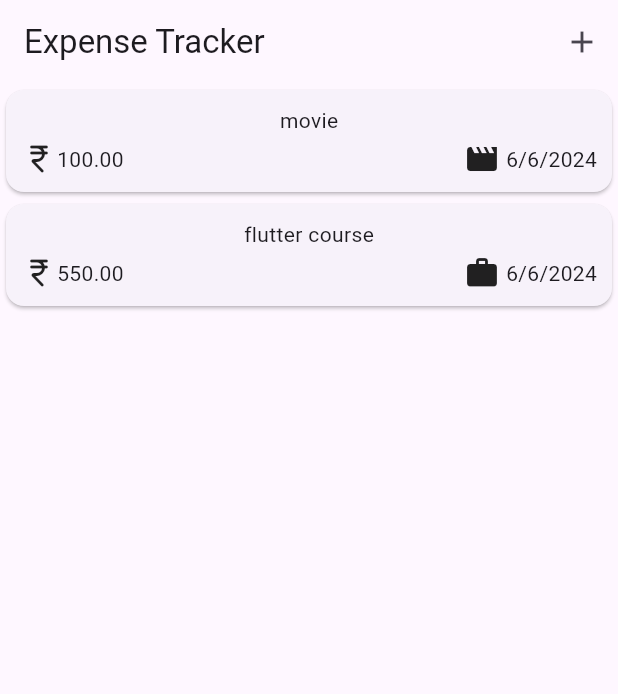
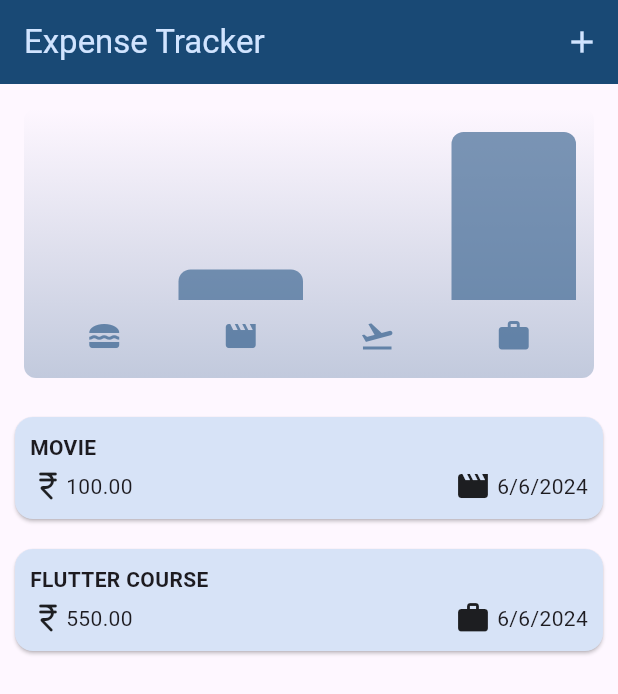
Before and after one commit to anish12053/Expense_Tracker, a Flutter app: the screen it shows after launch, on a phone screen of 412 x 824 dp. Shown: the top 694 px of the screen. Run offline on Flutter 3.47's test engine with Material 3 defaults, Android fonts, the phone set to English and light mode, and no system bars.

Commit message:
chat added

```diff
--- a/lib/main.dart
+++ b/lib/main.dart
@@ -1,11 +1,24 @@
 import 'package:expense_tracker/screens/expense_page.dart';
 import 'package:flutter/material.dart';
 
+var kColorScheme = ColorScheme.fromSeed(seedColor: Colors.blue);
+
 void main() {
   runApp(
-    const MaterialApp(
+    MaterialApp(
       debugShowCheckedModeBanner: false,
-      home: ExpensePage(),
+      theme: ThemeData().copyWith(
+        colorScheme: kColorScheme,
+        appBarTheme: const AppBarTheme().copyWith(
+          backgroundColor: kColorScheme.onPrimaryContainer,
+          foregroundColor: kColorScheme.primaryContainer,
+        ),
+        cardTheme: const CardTheme().copyWith(
+          color: kColorScheme.secondaryContainer,
+          margin: const EdgeInsets.all(10),
+        )
+      ),
+      home: const ExpensePage(),
     ),
   );
 }
--- a/lib/model/expense_model.dart
+++ b/lib/model/expense_model.dart
@@ -4,19 +4,23 @@ import 'package:uuid/uuid.dart';
 
 const uuid = Uuid();
 
-enum Category {food,work,travel,leisure}
+enum Category { food, work, travel, leisure }
 
 final formatter = DateFormat.yMd();
 
 const categoryIcon = {
-  Category.food : Icons.lunch_dining,
-  Category.travel : Icons.flight_takeoff,
-  Category.work : Icons.work,
-  Category.leisure : Icons.movie,
+  Category.food: Icons.lunch_dining,
+  Category.travel: Icons.flight_takeoff,
+  Category.work: Icons.work,
+  Category.leisure: Icons.movie,
 };
 
 class Expense {
-  Expense({required this.amount, required this.date, required this.title,required this.category})
+  Expense(
+      {required this.amount,
+      required this.date,
+      required this.title,
+      required this.category})
       : id = uuid.v4();
 
   final String title;
@@ -28,5 +32,21 @@ class Expense {
   String get formattedDate {
     return formatter.format(date);
   }
+}
 
+class ExpenseBucket {
+  ExpenseBucket({required this.category, required this.expenses});
+  ExpenseBucket.forCategory(List<Expense> allexpenses, {required this.category})
+      : expenses = allexpenses
+            .where((expense) => expense.category == category)
+            .toList();
+  final Category category;
+  final List<Expense> expenses;
+  double get totalExpenses {
+    double sum = 0;
+    for (final expense in expenses) {
+      sum += expense.amount;
+    }
+    return sum;
+  }
 }
--- a/lib/screens/expense_page.dart
+++ b/lib/screens/expense_page.dart
@@ -1,6 +1,7 @@
 import 'package:expense_tracker/data/expense_data.dart';
 import 'package:expense_tracker/model/expense_model.dart';
 import 'package:expense_tracker/widgets/add_expense.dart';
+import 'package:expense_tracker/widgets/chart/chart.dart';
 import 'package:expense_tracker/widgets/expense_list.dart';
 import 'package:flutter/material.dart';
 
@@ -83,6 +84,7 @@ class _ExpensePage extends State<ExpensePage> {
       ),
       body: Column(
         children: [
+          Chart(expenses: addedExpense),
           Expanded(child: activeScreen),
         ],
       ),
--- /dev/null
+++ b/lib/widgets/chart/chart.dart
@@ -0,0 +1,95 @@
+import 'package:expense_tracker/model/expense_model.dart';
+import 'package:expense_tracker/widgets/chart/chart_bar.dart';
+import 'package:flutter/material.dart';
+
+
+class Chart extends StatelessWidget {
+  const Chart({super.key, required this.expenses});
+
+  final List<Expense> expenses;
+
+  List<ExpenseBucket> get buckets {
+    return [
+      ExpenseBucket.forCategory(expenses,category:  Category.food),
+      ExpenseBucket.forCategory(expenses,category:  Category.leisure),
+      ExpenseBucket.forCategory(expenses,category:  Category.travel),
+      ExpenseBucket.forCategory(expenses,category:  Category.work),
+    ];
+  }
+
+  double get maxTotalExpense {
+    double maxTotalExpense = 0;
+
+    for (final bucket in buckets) {
+      if (bucket.totalExpenses > maxTotalExpense) {
+        maxTotalExpense = bucket.totalExpenses;
+      }
+    }
+
+    return maxTotalExpense;
+  }
+
+  @override
+  Widget build(BuildContext context) {
+    final isDarkMode =
+        MediaQuery.of(context).platformBrightness == Brightness.dark;
+    return Container(
+      margin: const EdgeInsets.all(16),
+      padding: const EdgeInsets.symmetric(
+        vertical: 16,
+        horizontal: 8,
+      ),
+      width: double.infinity,
+      height: 180,
+      decoration: BoxDecoration(
+        borderRadius: BorderRadius.circular(8),
+        gradient: LinearGradient(
+          colors: [
+            Theme.of(context).colorScheme.primary.withOpacity(0.3),
+            Theme.of(context).colorScheme.primary.withOpacity(0.0)
+          ],
+          begin: Alignment.bottomCenter,
+          end: Alignment.topCenter,
+        ),
+      ),
+      child: Column(
+        children: [
+          Expanded(
+            child: Row(
+              crossAxisAlignment: CrossAxisAlignment.end,
+              children: [
+                for (final bucket in buckets) // alternative to map()
+                  ChartBar(
+                    fill: bucket.totalExpenses == 0
+                        ? 0
+                        : bucket.totalExpenses / maxTotalExpense,
+                  )
+              ],
+            ),
+          ),
+          const SizedBox(height: 12),
+          Row(
+            children: buckets
+                .map(
+                  (bucket) => Expanded(
+                    child: Padding(
+                      padding: const EdgeInsets.symmetric(horizontal: 4),
+                      child: Icon(
+                        categoryIcon[bucket.category],
+                        color: isDarkMode
+                            ? Theme.of(context).colorScheme.secondary
+                            : Theme.of(context)
+                                .colorScheme
+                                .primary
+                                .withOpacity(0.7),
+                      ),
+                    ),
+                  ),
+                )
+                .toList(),
+          )
+        ],
+      ),
+    );
+  }
+}
--- /dev/null
+++ b/lib/widgets/chart/chart_bar.dart
@@ -0,0 +1,34 @@
+import 'package:flutter/material.dart';
+
+class ChartBar extends StatelessWidget {
+  const ChartBar({
+    super.key,
+    required this.fill,
+  });
+
+  final double fill;
+
+  @override
+  Widget build(BuildContext context) {
+    final isDarkMode =
+        MediaQuery.of(context).platformBrightness == Brightness.dark;
+    return Expanded(
+      child: Padding(
+        padding: const EdgeInsets.symmetric(horizontal: 4),
+        child: FractionallySizedBox(
+          heightFactor: fill,
+          child: DecoratedBox(
+            decoration: BoxDecoration(
+              shape: BoxShape.rectangle,
+              borderRadius:
+                  const BorderRadius.vertical(top: Radius.circular(8)),
+              color: isDarkMode
+                  ? Theme.of(context).colorScheme.secondary
+                  : Theme.of(context).colorScheme.primary.withOpacity(0.65),
+            ),
+          ),
+        ),
+      ),
+    );
+  }
+}
--- a/lib/widgets/expense_item.dart
+++ b/lib/widgets/expense_item.dart
@@ -13,8 +13,12 @@ class ExpenseItem extends StatelessWidget {
           horizontal: 10,
         ),
         child: Column(
+          crossAxisAlignment: CrossAxisAlignment.start,
           children: [
-            Text(item.title),
+            Text(item.title.toUpperCase(),style: const TextStyle(
+              fontSize: 14,
+              fontWeight: FontWeight.w600,
+            ),),
             const SizedBox(
               height: 4,
             ),
--- a/lib/widgets/expense_list.dart
+++ b/lib/widgets/expense_list.dart
@@ -13,6 +13,7 @@ class ExpenseList extends StatelessWidget {
       itemCount: expenselist.length,
       itemBuilder: (context, index) {
         return Dismissible(
+          background: Container(color: const Color.fromARGB(255, 223, 103, 94),),
           key: ValueKey(expenselist[index]),
           onDismissed: (direction){
             onDelte(expenselist[index]);
```
